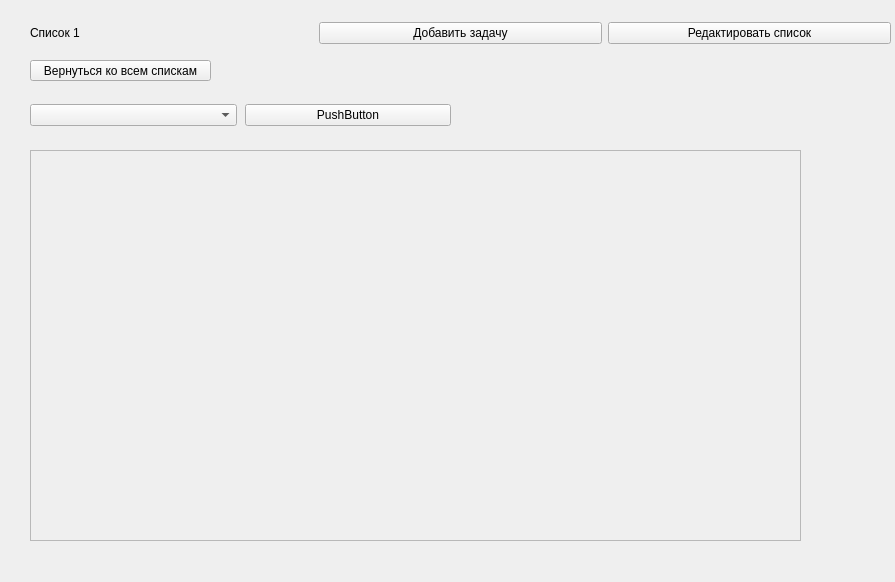
This is untitled.ui in mikaa-a/ToDo as Qt 5 draws it before an edit. The edited form follows.
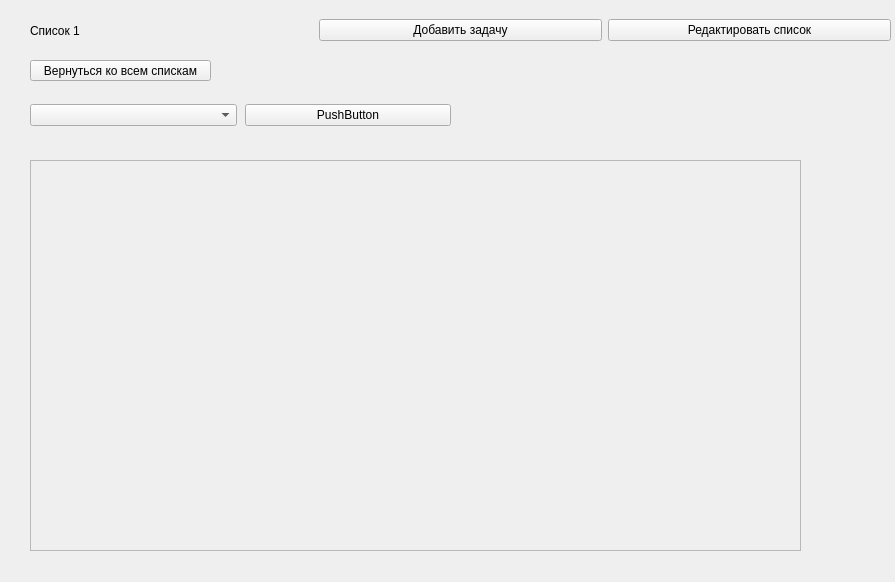
This is the edited form.

Commit message: Изменены размеры диалогового окна добавления задач, обновлены стили для элементов интерфейса, включая кнопки и поля ввода. Исправлены отступы в главном окне и добавлена возможность сортировки задач по приоритету.

Diff of the .ui file:
```diff
--- a/untitled.ui
+++ b/untitled.ui
@@ -141,7 +141,7 @@
       <property name="geometry">
        <rect>
         <x>40</x>
-        <y>150</y>
+        <y>160</y>
         <width>771</width>
         <height>391</height>
        </rect>
@@ -162,9 +162,9 @@
         <property name="geometry">
          <rect>
           <x>0</x>
-          <y>0</y>
+          <y>-20</y>
           <width>771</width>
-          <height>391</height>
+          <height>421</height>
          </rect>
         </property>
         <layout class="QVBoxLayout" name="tasks_layout"/>
@@ -175,9 +175,9 @@
       <property name="geometry">
        <rect>
         <x>40</x>
-        <y>20</y>
+        <y>10</y>
         <width>861</width>
-        <height>26</height>
+        <height>41</height>
        </rect>
       </property>
       <layout class="QHBoxLayout" name="horizontalLayout">
```
Left out of the diff: 6 changed lines with no effect on the pictures. The commit also changes 6 other files.
